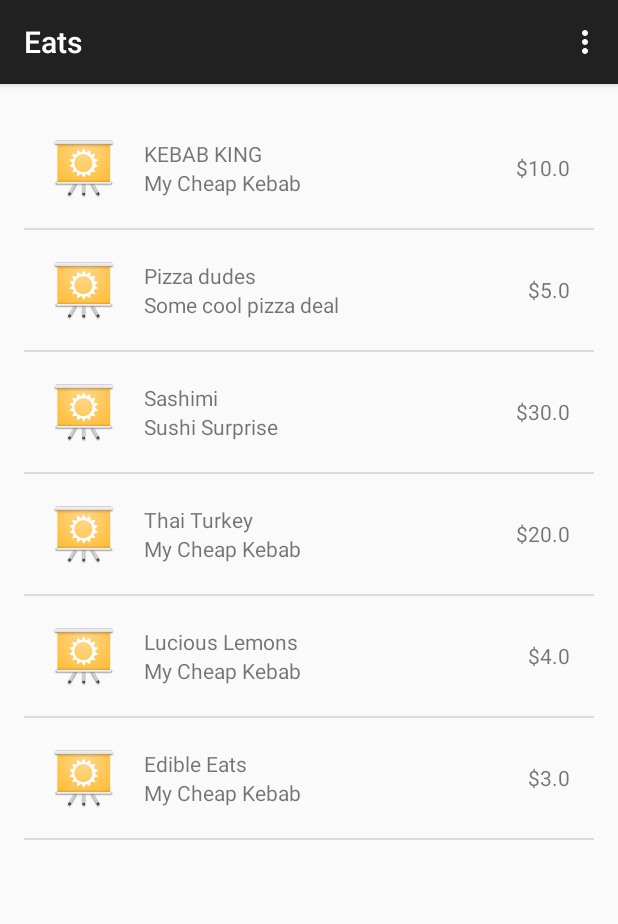
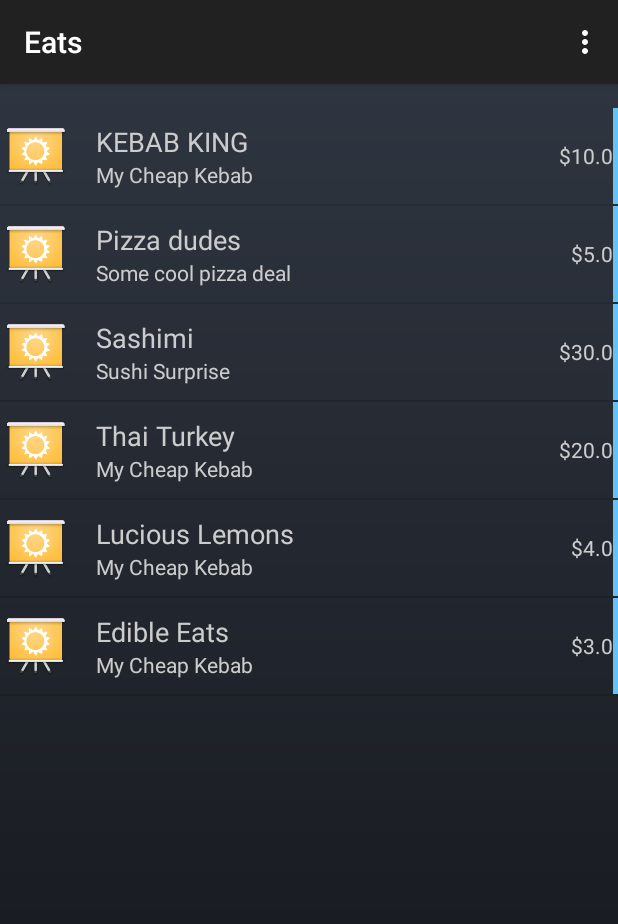
Before and after one commit to SDupZ/Eats, an Android app: the screen it shows after launch (MainActivity), on a phone screen of 412 x 824 dp. Shown: the top 924 px of the screen. Run offline under Robolectric (Android 15) with nearby library versions, the phone set to English and light mode, and no system bars; 1 statement that could not run was skipped.

Commit message:
Changed background and added in color squares

```diff
--- /dev/null
+++ b/app/src/main/res/drawable/background_gradient.xml
@@ -0,0 +1,9 @@
+<?xml version="1.0" encoding="utf-8"?>
+<shape xmlns:android="http://schemas.android.com/apk/res/android"
+    android:shape="rectangle">
+        <gradient
+        android:type="linear"
+        android:startColor="@color/bgnd_color_start"
+        android:endColor="@color/bgnd_color_end"
+        android:angle="270"/>
+</shape>
--- a/app/src/main/res/layout/activity_main.xml
+++ b/app/src/main/res/layout/activity_main.xml
@@ -1,4 +1,8 @@
 <FrameLayout xmlns:android="http://schemas.android.com/apk/res/android"
-    xmlns:tools="http://schemas.android.com/tools" android:id="@+id/container"
-    android:layout_width="match_parent" android:layout_height="match_parent"
-    tools:context=".MainActivity" tools:ignore="MergeRootFrame" />
+    xmlns:tools="http://schemas.android.com/tools"
+    android:id="@+id/container"
+    android:layout_width="match_parent"
+    android:layout_height="match_parent"
+    tools:context=".MainActivity"
+    tools:ignore="MergeRootFrame"
+    android:background="@drawable/background_gradient"/>
--- a/app/src/main/res/layout/fragment_main.xml
+++ b/app/src/main/res/layout/fragment_main.xml
@@ -2,8 +2,6 @@
     xmlns:tools="http://schemas.android.com/tools"
     android:layout_width="match_parent"
     android:layout_height="match_parent"
-    android:paddingLeft="@dimen/activity_horizontal_margin"
-    android:paddingRight="@dimen/activity_horizontal_margin"
     android:paddingTop="@dimen/activity_vertical_margin"
     android:paddingBottom="@dimen/activity_vertical_margin"
     tools:context=".MainActivity$PlaceholderFragment">
--- a/app/src/main/res/layout/list_item_deals.xml
+++ b/app/src/main/res/layout/list_item_deals.xml
@@ -5,8 +5,7 @@
     android:layout_height="wrap_content"
     android:gravity="center_vertical"
     android:minHeight="?android:attr/listPreferredItemHeight"
-    android:orientation="horizontal"
-    android:padding="16dp">
+    android:orientation="horizontal">
 
     <ImageView
         android:id="@+id/imageView1"
@@ -24,13 +23,13 @@
         <TextView
             android:id="@+id/list_item_buisness_name"
             android:layout_height="wrap_content"
-            android:layout_width="wrap_content"/>
+            android:layout_width="wrap_content"
+            android:textAppearance="?android:attr/textAppearanceMedium"/>
 
         <TextView
             android:id="@+id/list_item_small_deal_description"
             android:layout_width="wrap_content"
             android:layout_height="wrap_content"/>
-
     </LinearLayout>
 
     <TextView
@@ -38,4 +37,11 @@
         android:layout_width="wrap_content"
         android:layout_height="wrap_content"/>
 
+    <ImageView
+        android:layout_width="0dp"
+        android:layout_height="match_parent"
+        android:layout_weight="0.01"
+        android:background="@color/light_blue"
+        android:id="@+id/imageView" />
+
 </LinearLayout>
--- /dev/null
+++ b/app/src/main/res/values/colors.xml
@@ -0,0 +1,11 @@
+<?xml version="1.0" encoding="utf-8"?>
+<resources>
+
+    <color name="grey">#cccccc</color>
+    <color name="white">#FFFFFF</color>
+    <color name="light_blue">#ff64c2f4</color>
+
+    <color name="bgnd_color_start">#2F3540</color>
+    <color name="bgnd_color_end">#111317</color>
+
+    </resources>
--- a/app/src/main/res/values/styles.xml
+++ b/app/src/main/res/values/styles.xml
@@ -3,6 +3,7 @@
     <!-- Base application theme. -->
     <style name="AppTheme" parent="Theme.AppCompat.Light.DarkActionBar">
         <!-- Customize your theme here. -->
+        <item name="android:textColor">@color/grey</item>
     </style>
 
 </resources>
```
